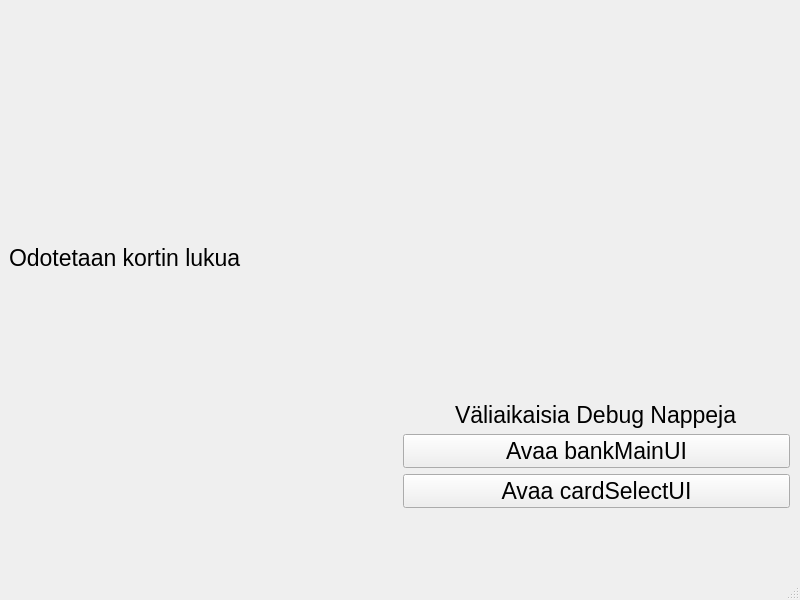
Haarmes/Bankautomat-Project, file bank-automat/mainwindow.ui: the form before one commit.
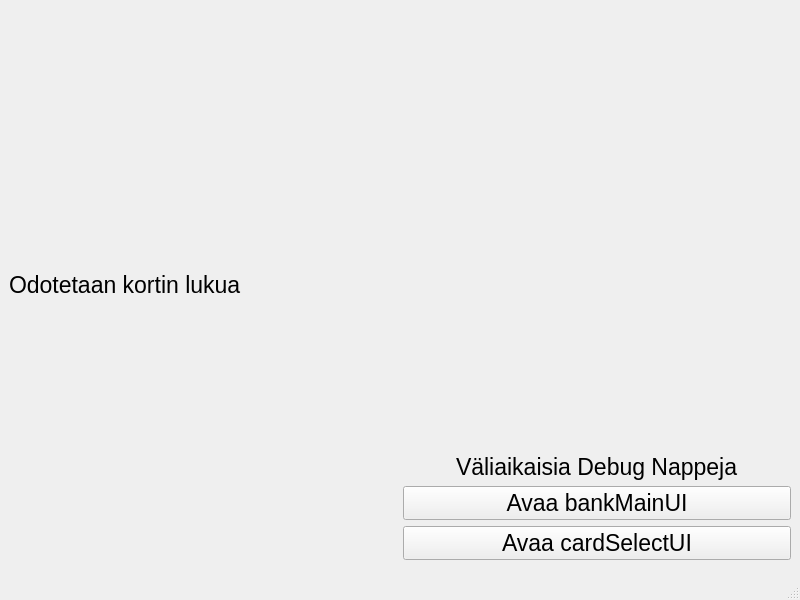
The form after the commit.

```diff
--- a/bank-automat/mainwindow.ui
+++ b/bank-automat/mainwindow.ui
@@ -19,15 +19,8 @@
    <string>MainWindow</string>
   </property>
   <widget class="QWidget" name="centralwidget">
-   <widget class="QWidget" name="horizontalLayoutWidget">
-    <property name="geometry">
-     <rect>
-      <x>9</x>
-      <y>7</y>
-      <width>781</width>
-      <height>501</height>
-     </rect>
-    </property>
+   <layout class="QHBoxLayout" name="horizontalLayout_2">
+    <item>
     <layout class="QHBoxLayout" name="horizontalLayout">
      <item>
       <widget class="QLabel" name="label">
@@ -62,7 +55,8 @@
       </layout>
      </item>
     </layout>
-   </widget>
+    </item>
+   </layout>
   </widget>
   <widget class="QMenuBar" name="menubar">
    <property name="geometry">
```
Lines whose indentation alone changed are shown as unchanged.
